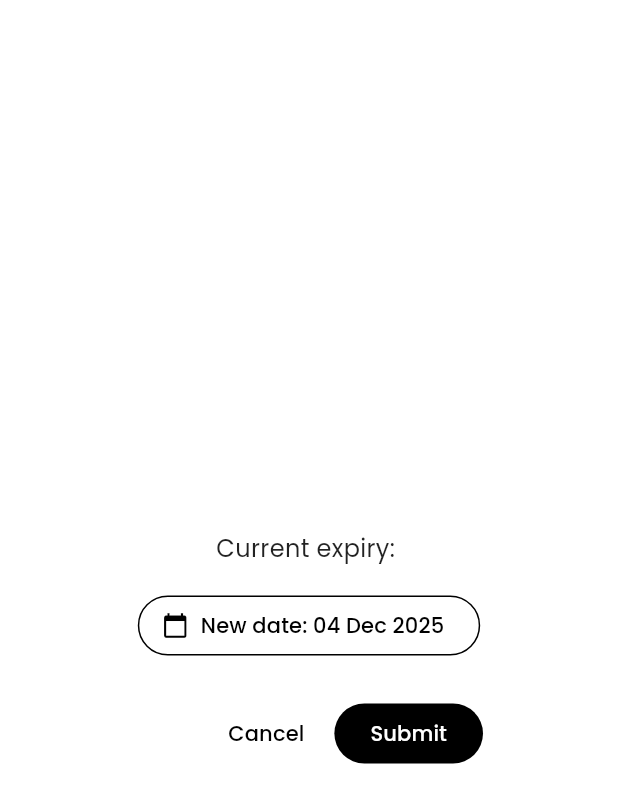
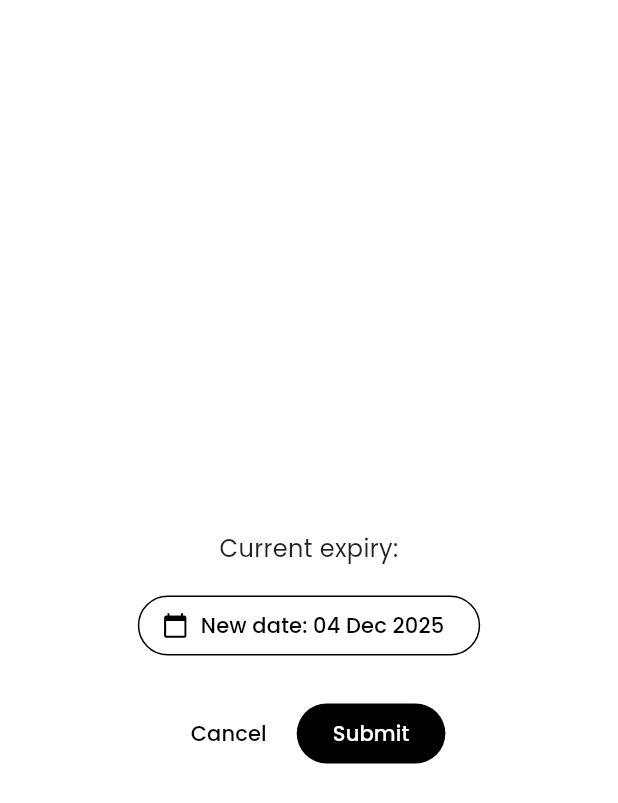
Before and after one commit to joengelena/aurae-beauty-app, a Flutter app: the UpdateExpiryDateDialog widget shown alone on an empty page, opened directly with empty values, on a phone screen of 412 x 824 dp. Shown: the top 803 px of the screen. Run offline on Flutter 3.47's test engine with Material 3 defaults, Android fonts, the phone set to English and light mode, and no system bars; our stand-ins replace flutter_secure_storage, go_router, image_picker, smooth_page_indicator; missing offline and left inert: dart:js_interop, fetch_client; accounts and stored records are empty; network calls fail.

Commit message:
Center items on the update expiry date dialog

```diff
--- a/lib/presentation/widgets/garage/update_expiry_date_dialog.dart
+++ b/lib/presentation/widgets/garage/update_expiry_date_dialog.dart
@@ -96,7 +96,7 @@ class _UpdateExpiryDateDialogState extends State<UpdateExpiryDateDialog> {
   @override
   Widget build(BuildContext context) {
     return AlertDialog(
-      title: Text(widget.title),
+      title: Center(child: Text(widget.title)),
       content: Column(
         mainAxisSize: MainAxisSize.min,
         mainAxisAlignment: MainAxisAlignment.center,
@@ -105,6 +105,7 @@ class _UpdateExpiryDateDialogState extends State<UpdateExpiryDateDialog> {
           Text(
             'Current expiry: ${_formatDate(widget.currentDate)}',
             style: Theme.of(context).textTheme.bodyMedium,
+            textAlign: TextAlign.center,
           ),
           const SizedBox(height: 16),
           OutlinedButton.icon(
@@ -118,6 +119,7 @@ class _UpdateExpiryDateDialogState extends State<UpdateExpiryDateDialog> {
           ),
         ],
       ),
+      actionsAlignment: MainAxisAlignment.center,
       actions: [
         TextButton(
           onPressed: () => Navigator.of(context).pop(),
```
